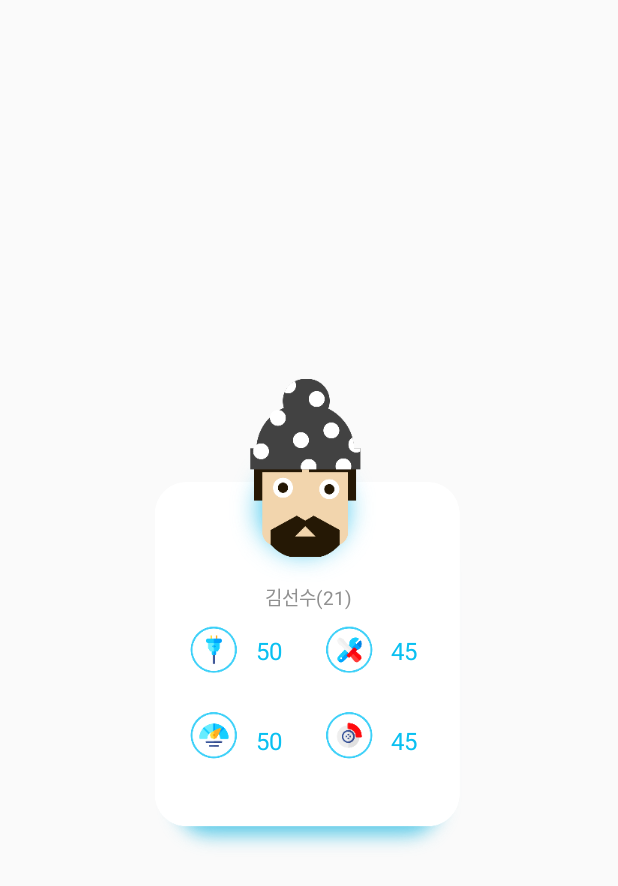
After one commit to htw5295/PyeongChang101, an Android app: the layout item_card_man_small.xml on its own in the app's theme, with its tools: preview values and no code run, on a phone screen of 412 x 824 dp. The commit adds this screen. Shown: the top 886 px of the screen. Run offline under Robolectric (Android 15) with nearby library versions, the phone set to English and light mode, and no system bars; Roboto replaces fonts that are not available here.

```diff
--- /dev/null
+++ b/PyeongChang101/app/src/main/res/layout/item_card_man_big.xml
@@ -0,0 +1,5 @@
+<?xml version="1.0" encoding="utf-8"?>
+<RelativeLayout xmlns:android="http://schemas.android.com/apk/res/android"
+    android:layout_width="match_parent" android:layout_height="match_parent">
+
+</RelativeLayout>
--- /dev/null
+++ b/PyeongChang101/app/src/main/res/layout/item_card_man_small.xml
@@ -0,0 +1,73 @@
+<?xml version="1.0" encoding="utf-8"?>
+<RelativeLayout xmlns:android="http://schemas.android.com/apk/res/android"
+    xmlns:app="http://schemas.android.com/apk/res-auto"
+    android:layout_width="match_parent" android:layout_height="match_parent">
+
+    <ImageView
+        android:id="@+id/card_man_small"
+        android:layout_width="wrap_content"
+        android:layout_height="wrap_content"
+        android:layout_centerHorizontal="true"
+        android:layout_centerVertical="true"
+        app:srcCompat="@drawable/card_man_small" />
+
+    <TextView
+        android:id="@+id/name"
+        android:layout_width="wrap_content"
+        android:layout_height="wrap_content"
+        android:layout_alignTop="@+id/card_man_small"
+        android:layout_centerHorizontal="true"
+        android:layout_marginTop="135dp"
+        android:text="김선수(21)"
+        android:textColor="#909090"
+        android:textSize="12.75sp" />
+
+    <TextView
+        android:id="@+id/stamina"
+        android:layout_width="wrap_content"
+        android:layout_height="wrap_content"
+        android:layout_alignLeft="@+id/card_man_small"
+        android:layout_alignTop="@+id/card_man_small"
+        android:layout_marginLeft="67dp"
+        android:layout_marginTop="170dp"
+        android:text="50"
+        android:textColor="#0AC0F1"
+        android:textSize="15.75sp" />
+
+    <TextView
+        android:id="@+id/strength"
+        android:layout_width="wrap_content"
+        android:layout_height="wrap_content"
+        android:layout_alignRight="@+id/card_man_small"
+        android:layout_alignTop="@+id/card_man_small"
+        android:layout_marginRight="30dp"
+        android:layout_marginTop="170dp"
+        android:text="45"
+        android:textColor="#0AC0F1"
+        android:textSize="15.75sp" />
+
+    <TextView
+        android:id="@+id/speed"
+        android:layout_width="wrap_content"
+        android:layout_height="wrap_content"
+        android:layout_alignLeft="@+id/card_man_small"
+        android:layout_alignTop="@+id/card_man_small"
+        android:layout_marginLeft="67dp"
+        android:layout_marginTop="230dp"
+        android:text="50"
+        android:textColor="#0AC0F1"
+        android:textSize="15.75sp" />
+
+    <TextView
+        android:id="@+id/mental"
+        android:layout_width="wrap_content"
+        android:layout_height="wrap_content"
+        android:layout_alignRight="@+id/card_man_small"
+        android:layout_alignTop="@+id/card_man_small"
+        android:layout_marginRight="30dp"
+        android:layout_marginTop="230dp"
+        android:text="45"
+        android:textColor="#0AC0F1"
+        android:textSize="15.75sp" />
+
+</RelativeLayout>
--- /dev/null
+++ b/PyeongChang101/app/src/main/res/layout/item_card_woman_big.xml
@@ -0,0 +1,5 @@
+<?xml version="1.0" encoding="utf-8"?>
+<RelativeLayout xmlns:android="http://schemas.android.com/apk/res/android"
+    android:layout_width="match_parent" android:layout_height="match_parent">
+
+</RelativeLayout>
```
Also changed, not shown: PyeongChang101/app/src/main/res/layout/activity_selectplayer.xml (+13 -0 lines), PyeongChang101/app/src/main/res/layout/item_card_woman_small.xml (added, +73 -0 lines), PyeongChang101/app/src/main/res/drawable-xxxhdpi/card_woman_small.png, 2 other files.
